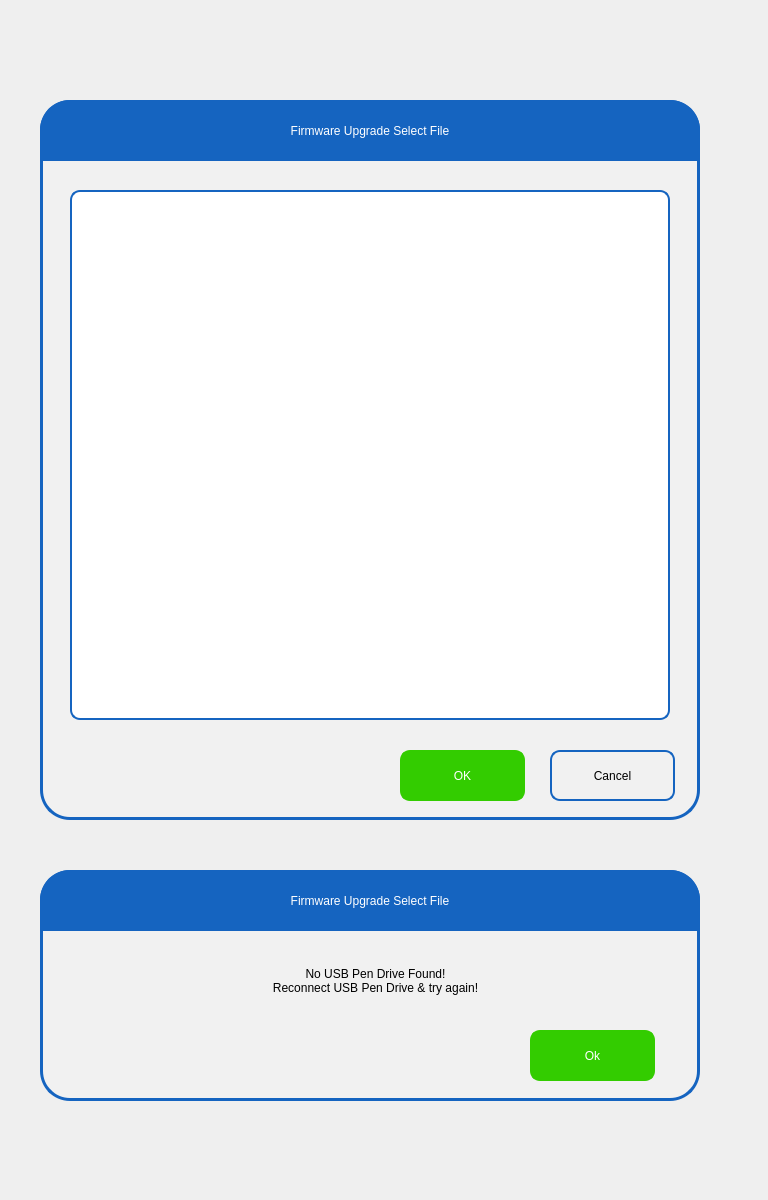
This is pApp-22-June-2021/sfileselect.ui in ChandraMVE/PSSC_QT_Development as Qt 5 draws it before an edit. The edited form follows.
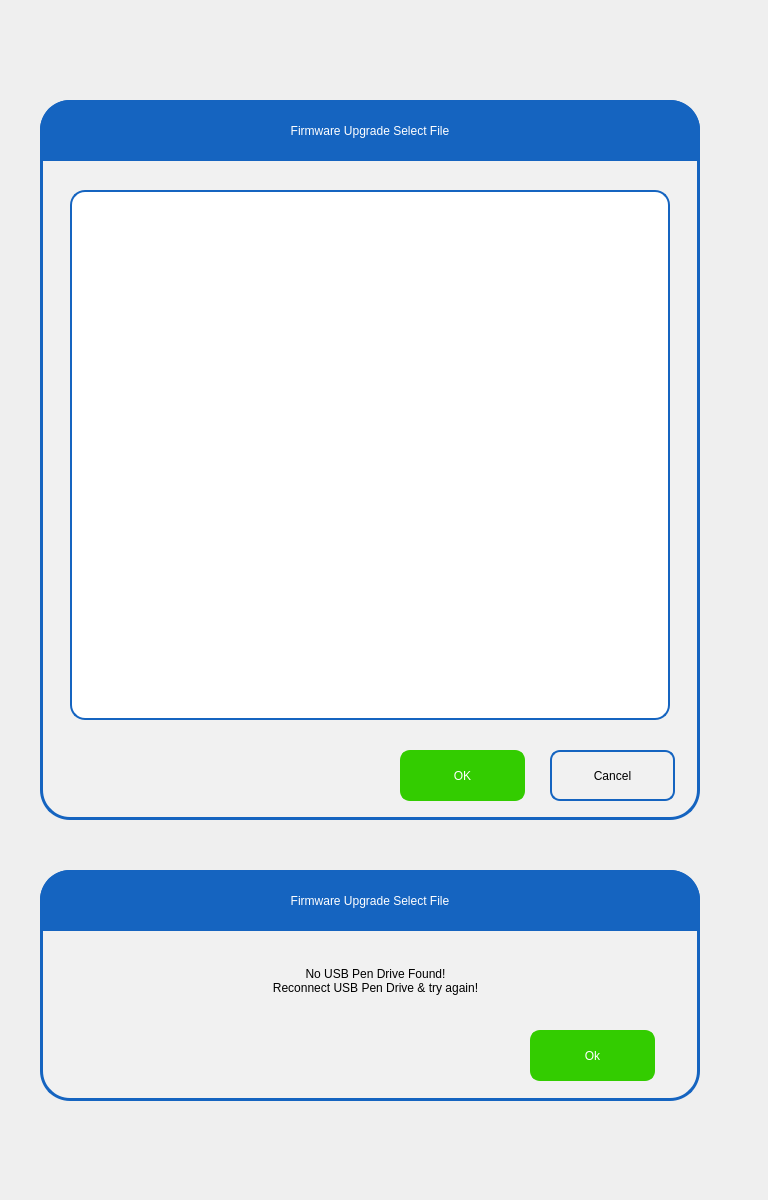
This is the edited form. Icons and pictures are not drawn.

Commit message: 1.scleaning.ui modification done accordly with new QT files got from Customer 2.sfileselect.ui  modification done accordly with new QT files got from Customer

Patch:
```diff
--- a/pApp-22-June-2021/sfileselect.ui
+++ b/pApp-22-June-2021/sfileselect.ui
@@ -214,27 +214,38 @@
     </property>
     <property name="styleSheet">
      <string notr="true">QListWidget {
- border: 2px solid white;
- border-radius: 10px;
- padding: 0;
- background-color: rgb(255, 255, 255);
- border-color: rgb(21, 100, 192);
- color: rgb(0, 0, 0);
- font: 75 16pt &quot;Roboto Medium&quot;;
- padding-left: 15px;
- selection-background-color:  rgb(21, 100, 192);
-}
+  border: 2px solid rgb(21, 100, 192);
+   border-radius: 15px;
+   background-color: rgb(255, 255, 255);
+   color: rgb(0, 0, 0);
+   font: 75 16pt &quot;Roboto Medium&quot;;
+   /*border-bottom-right-radius: 15px;*/
 
+}
 QListWidget QAbstractItemView {
-border: 2px solid darkgray;
-font: 75 16pt &quot;Roboto Medium&quot;;
-border-radius: 5px;
-background-color: rgb(255, 255, 255);
-selection-background-color:  rgb(21, 100, 192);
+   border: 2px solid darkgray;
+   font: 75 16pt &quot;Roboto Medium&quot;;
+   border-radius: 5px;
+   background-color: rgb(255, 255, 255);
+
+}
+QListWidget::item {
+ height:41px;
+}
+
+QListWidget::item::selected {
+   background-color:  rgb(21, 100, 192);
+   color:  rgb(255, 255, 255);
+}
+
+QListWidget::item::hover {
+   background-color:  rgb(21, 100, 192);
+   color:  rgb(255, 255, 255);
+
 }
 
 /*  vertical */
-QScrollBar:vertical {
+QListWidget QScrollBar:vertical {
      border: 0px solid  rgb(21, 100, 192);
      background:  rgb(230,230,230);
      width: 41px;
@@ -243,12 +254,12 @@
      border-radius: 0px;
  }
 
- QScrollBar::handle:vertical {
+QListWidget QScrollBar::handle:vertical {
      background:  rgb(182, 182, 182);
      min-height: 20px;
  }
 
- QScrollBar::add-line:vertical {
+QListWidget QScrollBar::add-line:vertical {
      border: 0px solid grey;
      background:  rgb(230,230,230);
      height: 50px;
@@ -256,7 +267,7 @@
      subcontrol-origin: margin;
  }
 
- QScrollBar::sub-line:vertical {
+QListWidget QScrollBar::sub-line:vertical {
      border: 0px solid grey;
      background:  rgb(230,230,230);
      height: 50px;
@@ -264,19 +275,19 @@
      subcontrol-origin: margin;
  }
 
- QScrollBar::up-arrow:vertical {
+QListWidget QScrollBar::up-arrow:vertical {
      width: 41px;
      height: 50px;
      background-image: url(:/images/icons/cuparrow.png);
 }
 
-QScrollBar::down-arrow:vertical {
+QListWidget QScrollBar::down-arrow:vertical {
      width: 41px;
       height: 50px;
       background-image: url(:/images/icons/cdownarrow.png);
  }
 
- QScrollBar::add-page:vertical, QScrollBar::sub-page:vertical {
+QListWidget QScrollBar::add-page:vertical, QScrollBar::sub-page:vertical {
       background: none;
  }
 </string>
```
The commit also changes 8 other files.
